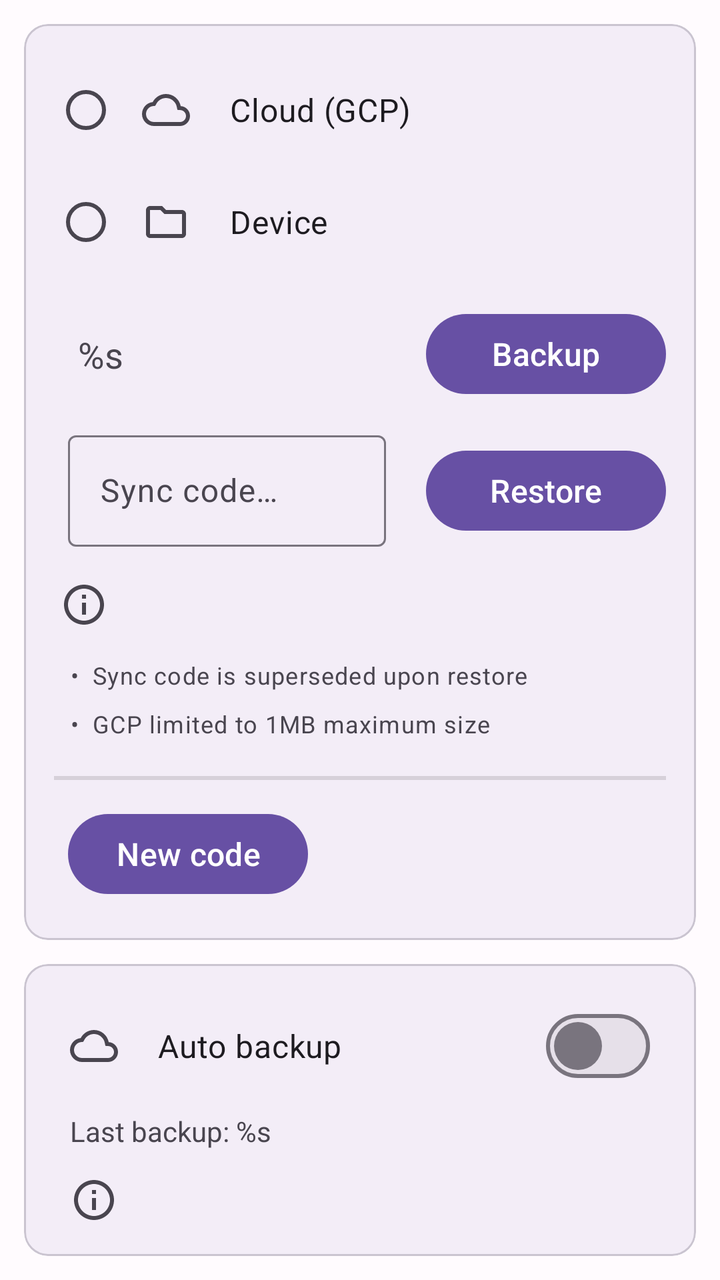
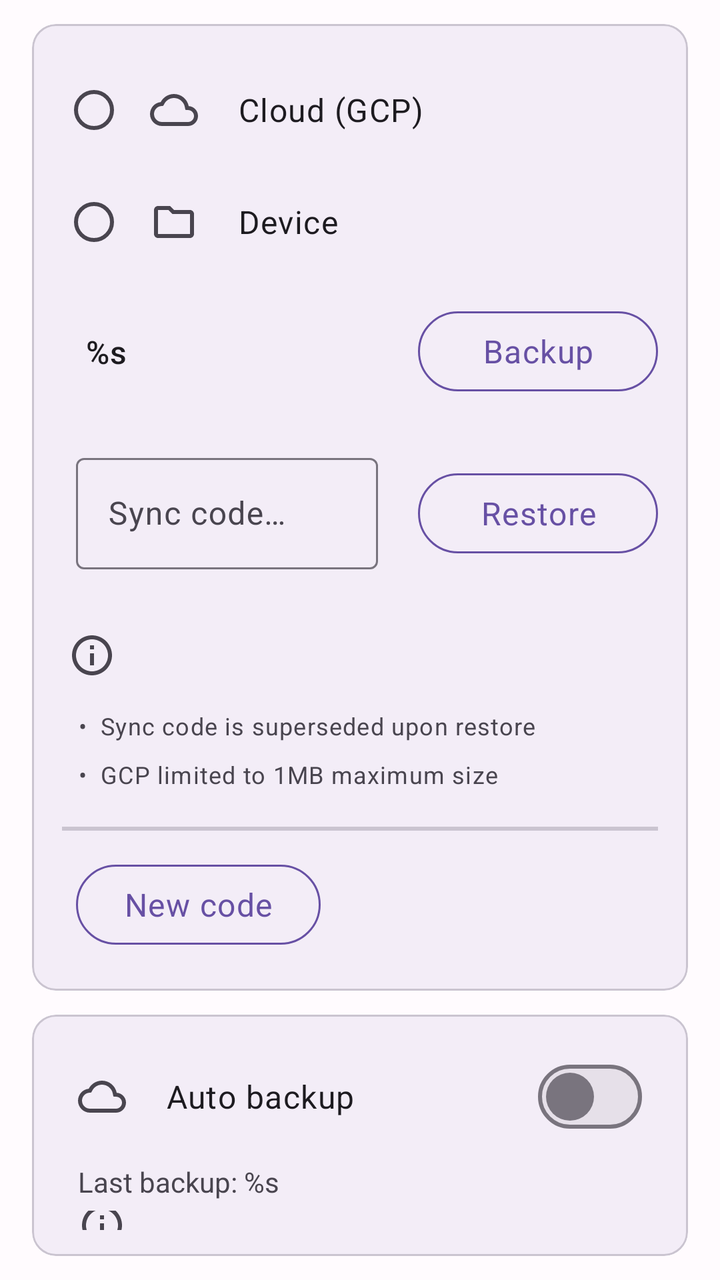

An Android layout rendered at two revisions. The XML below is the earlier revision; the diff shows what the commit changed to produce the second picture.
<!-- AndroidManifest.xml: application theme AppTheme -->
<!-- res/layout/fragment_sync.xml -->
<?xml version="1.0" encoding="utf-8"?>
<LinearLayout xmlns:android="http://schemas.android.com/apk/res/android"
    xmlns:app="http://schemas.android.com/apk/res-auto"
    android:layout_width="match_parent"
    android:layout_height="match_parent"
    android:layout_weight="1"
    android:descendantFocusability="beforeDescendants"
    android:focusableInTouchMode="true"
    android:orientation="vertical"
    android:padding="0dp"
    android:theme="@style/AppTheme">

    <com.google.android.material.card.MaterialCardView
        android:id="@+id/cardViewSync"
        android:layout_width="match_parent"
        android:layout_height="wrap_content"
        android:layout_marginHorizontal="12dp"
        android:layout_marginTop="12dp"
        app:cardBackgroundColor="?attr/colorSurfaceContainer"
        app:cardCornerRadius="12dp"
        app:cardElevation="0dp"
        app:cardPreventCornerOverlap="true"
        app:cardUseCompatPadding="false"
        app:contentPadding="3dp">

        <LinearLayout
            android:layout_width="match_parent"
            android:layout_height="wrap_content"
            android:orientation="vertical"
            android:padding="12dp">


            <RadioGroup
                android:id="@+id/radioGroupArchive"
                android:layout_width="match_parent"
                android:layout_height="wrap_content">

                <RadioButton
                    android:id="@+id/radioButtonSyncGoogleCloud"
                    android:layout_width="wrap_content"
                    android:layout_height="wrap_content"
                    android:drawableStart="@drawable/ic_sync_cloud_24"
                    android:drawablePadding="20dp"
                    android:paddingVertical="16dp"
                    android:paddingStart="12dp"
                    android:paddingEnd="0dp"
                    android:text="@string/fragment_archive_select_cloud"
                    android:textSize="16sp" />

                <RadioButton
                    android:id="@+id/radioButtonSyncDevice"
                    android:layout_width="wrap_content"
                    android:layout_height="wrap_content"
                    android:drawableStart="@drawable/ic_sync_folder_24"
                    android:drawablePadding="20dp"
                    android:paddingVertical="16dp"
                    android:paddingStart="12dp"
                    android:paddingEnd="0dp"
                    android:text="@string/fragment_archive_select_filesystem"
                    android:textSize="16sp" />

            </RadioGroup>

            <LinearLayout
                android:layout_width="match_parent"
                android:layout_height="match_parent"
                android:gravity="center_vertical"
                android:paddingStart="7dp"
                android:paddingTop="10dp"
                android:paddingEnd="0dp"
                android:paddingBottom="5dp">

                <TextView
                    android:id="@+id/textViewLocalCodeValue"
                    android:layout_width="wrap_content"
                    android:layout_height="wrap_content"
                    android:layout_weight="1"
                    android:minHeight="48dp"
                    android:paddingVertical="16dp"
                    android:paddingStart="5dp"
                    android:paddingEnd="48dp"
                    android:text="@string/fragment_archive_backup_local_code_value"
                    android:textIsSelectable="true"
                    android:textSize="18sp" />

                <Button
                    android:id="@+id/buttonBackup"
                    android:layout_width="120dp"
                    android:layout_height="48dp"
                    android:text="@string/fragment_archive_backup"
                    android:textColor="@android:color/white"
                    android:textSize="16sp"
                    app:strokeColor="?attr/colorPrimary" />
            </LinearLayout>


            <LinearLayout
                android:layout_width="match_parent"
                android:layout_height="match_parent"
                android:gravity="center_vertical"
                android:paddingVertical="2dp"
                android:paddingStart="7dp"
                android:paddingEnd="0dp">

                <com.google.android.material.textfield.TextInputLayout
                    android:id="@+id/editTextRemoteCodeValueLayout"
                    style="@style/Widget.Material3.TextInputLayout.OutlinedBox"
                    android:layout_width="match_parent"
                    android:layout_height="wrap_content"
                    android:layout_weight="1"
                    android:hint="@string/fragment_archive_backup_local_code"
                    android:paddingStart="0dp"
                    android:paddingEnd="20dp"
                    app:endIconMode="clear_text">

                    <com.google.android.material.textfield.TextInputEditText
                        android:id="@+id/editTextRemoteCodeValue"
                        android:layout_width="match_parent"
                        android:layout_height="wrap_content"
                        android:layout_weight="1"
                        android:inputType="textNoSuggestions"
                        android:maxLength="10"
                        android:textSize="16sp" />

                </com.google.android.material.textfield.TextInputLayout>

                <LinearLayout
                    android:layout_width="wrap_content"
                    android:layout_height="match_parent"
                    android:gravity="center_vertical"
                    android:paddingTop="5dp"
                    android:paddingBottom="0dp">

                    <Button
                        android:id="@+id/buttonRestore"
                        android:layout_width="120dp"
                        android:layout_height="48dp"
                        android:text="@string/fragment_archive_restore"
                        android:textColor="@android:color/white"
                        android:textSize="16sp"
                        app:strokeColor="?attr/colorPrimary" />

                </LinearLayout>

            </LinearLayout>

            <TextView
                android:layout_width="match_parent"
                android:layout_height="wrap_content"
                android:paddingStart="3dp"
                android:paddingTop="15dp"
                android:paddingEnd="0dp"
                android:paddingBottom="10dp"
                android:text="@string/fragment_archive_superseded_info"
                app:drawableStartCompat="@drawable/ic_info_24" />

            <TextView
                android:layout_width="match_parent"
                android:layout_height="wrap_content"
                android:paddingStart="8dp"
                android:paddingTop="5dp"
                android:paddingEnd="0dp"
                android:paddingBottom="3dp"
                android:text="@string/fragment_archive_superseded_1"
                android:textAppearance="?attr/textAppearanceBodySmall" />

            <TextView
                android:layout_width="match_parent"
                android:layout_height="wrap_content"
                android:paddingStart="8dp"
                android:paddingTop="5dp"
                android:paddingEnd="0dp"
                android:paddingBottom="5dp"
                android:text="@string/fragment_archive_select_cloud_info"
                android:textAppearance="?attr/textAppearanceBodySmall" />

            <LinearLayout
                android:layout_width="match_parent"
                android:layout_height="match_parent"
                android:orientation="horizontal"
                android:paddingTop="13dp"
                android:paddingBottom="13dp">

                <View
                    android:layout_width="match_parent"
                    android:layout_height="2dp"
                    android:background="?android:attr/listDivider" />

            </LinearLayout>

            <LinearLayout
                android:layout_width="match_parent"
                android:layout_height="match_parent"
                android:gravity="center_vertical"
                android:paddingStart="7dp"
                android:paddingEnd="0dp"
                android:paddingBottom="4dp">

                <Button
                    android:id="@+id/buttonNewCode"
                    android:layout_width="wrap_content"
                    android:layout_height="48dp"
                    android:gravity="center"
                    android:text="@string/fragment_archive_create_new_sync_code"
                    android:textColor="@android:color/white"
                    android:textSize="16sp"
                    app:strokeColor="?attr/colorPrimary" />
            </LinearLayout>

        </LinearLayout>

    </com.google.android.material.card.MaterialCardView>

    <com.google.android.material.card.MaterialCardView
        android:id="@+id/cardViewSyncOnFavourite"
        android:layout_width="match_parent"
        android:layout_height="wrap_content"
        android:layout_marginHorizontal="12dp"
        android:layout_marginTop="12dp"
        android:layout_marginBottom="12dp"
        app:cardBackgroundColor="?attr/colorSurfaceContainer"
        app:cardCornerRadius="12dp"
        app:cardElevation="0dp"
        app:cardPreventCornerOverlap="true"
        app:cardUseCompatPadding="false"
        app:contentPadding="3dp">

        <LinearLayout
            android:layout_width="match_parent"
            android:layout_height="wrap_content"
            android:orientation="vertical"
            android:paddingStart="20dp"
            android:paddingTop="10dp"
            android:paddingEnd="20dp"
            android:paddingBottom="10dp">

            <com.google.android.material.materialswitch.MaterialSwitch
                android:id="@+id/switchAutoCloudBackup"
                android:layout_width="match_parent"
                android:layout_height="wrap_content"
                android:drawableStart="@drawable/ic_sync_cloud_24"
                android:drawablePadding="20dp"
                android:paddingVertical="16dp"
                android:text="@string/fragment_archive_sync_to_cloud_on_favourite"
                android:textSize="16sp" />

            <TextView
                android:id="@+id/textViewLastSuccessfulBackupTimestamp"
                android:layout_width="match_parent"
                android:layout_height="wrap_content"
                android:paddingStart="0dp"
                android:paddingTop="5dp"
                android:paddingEnd="0dp"
                android:paddingBottom="5dp"
                android:text="@string/fragment_archive_sync_to_cloud_on_favourite_most_recent" />

            <TextView
                android:layout_width="match_parent"
                android:layout_height="wrap_content"
                android:paddingStart="0dp"
                android:paddingTop="15dp"
                android:paddingEnd="0dp"
                android:paddingBottom="10dp"
                android:text="@string/fragment_archive_superseded_info"
                app:drawableStartCompat="@drawable/ic_info_24" />

            <TextView
                android:id="@+id/textViewPermissionWarning"
                android:layout_width="match_parent"
                android:layout_height="wrap_content"
                android:paddingStart="3dp"
                android:paddingTop="5dp"
                android:paddingEnd="0dp"
                android:paddingBottom="10dp"
                android:text="@string/fragment_archive_sync_to_cloud_on_favourite_info_0"
                android:textAppearance="?attr/textAppearanceBodySmall"
                android:visibility="gone" />

        </LinearLayout>


    </com.google.android.material.card.MaterialCardView>


</LinearLayout>
<!-- resources referenced by this layout -->
<resources>
  <string name="fragment_archive_backup">Backup</string>
  <string name="fragment_archive_backup_local_code">Sync code…</string>
  <string name="fragment_archive_backup_local_code_value">%s</string>
  <string name="fragment_archive_create_new_sync_code">New code</string>
  <string name="fragment_archive_restore">Restore</string>
  <string name="fragment_archive_select_cloud">Cloud (GCP)</string>
  <string name="fragment_archive_select_cloud_info">\u2022  GCP limited to 1MB maximum size</string>
  <string name="fragment_archive_select_filesystem">Device</string>
  <string name="fragment_archive_superseded_1">\u2022  Sync code is superseded upon restore</string>
  <string name="fragment_archive_superseded_info" />
  <string name="fragment_archive_sync_to_cloud_on_favourite">Auto backup</string>
  <string name="fragment_archive_sync_to_cloud_on_favourite_info_0">\u2022  Toggle a favourite to invoke</string>
  <string name="fragment_archive_sync_to_cloud_on_favourite_most_recent">Last backup: %s</string>
  <color name="material3_primary">#6750A4</color>
  <color name="material3_on_primary">#FFFFFF</color>
  <color name="material3_primary_container">#EADDFF</color>
  <color name="material3_on_primary_container">#21005D</color>
  <color name="material3_secondary">#625B71</color>
  <color name="material3_on_secondary">#FFFFFF</color>
  <color name="material3_secondary_container">#E8DEF8</color>
  <color name="material3_on_secondary_container">#1D192B</color>
  <color name="material3_tertiary">#7D5260</color>
  <color name="material3_on_tertiary">#FFFFFF</color>
  <color name="material3_tertiary_container">#FFD8E4</color>
  <color name="material3_on_tertiary_container">#31111D</color>
  <color name="material3_error">#B3261E</color>
  <color name="material3_on_error">#FFFFFF</color>
  <color name="material3_error_container">#F9DEDC</color>
  <color name="material3_on_error_container">#410E0B</color>
  <color name="material3_background">#FFFBFE</color>
  <color name="material3_on_background">#1C1B1F</color>
  <color name="material3_surface">#FFFBFE</color>
  <color name="material3_on_surface">#1C1B1F</color>
  <color name="material3_surface_variant">#E7E0EB</color>
  <color name="material3_on_surface_variant">#49454F</color>
  <color name="material3_surface_container_lowest">#FFFFFF</color>
  <color name="material3_surface_container_low">#F7F2FA</color>
  <color name="material3_surface_container">#F3EDF7</color>
  <color name="material3_surface_container_high">#ECE6F0</color>
  <color name="material3_surface_container_highest">#E6E0E9</color>
  <color name="material3_outline">#79747E</color>
  <color name="material3_primary_variant">#3700B3</color>
  <style name="Widget.App.MaterialSwitch" parent="@style/Widget.Material3.CompoundButton.MaterialSwitch">
          <item name="thumbIcon">@drawable/switch_thumb_icon</item>
      </style>
  <!-- drawable switch_thumb_icon (drawable) -->
  <?xml version="1.0" encoding="utf-8"?>
  <selector xmlns:android="http://schemas.android.com/apk/res/android">
      <item android:drawable="@drawable/ic_check_24" android:state_checked="true" />
      <item android:drawable="@android:color/transparent" android:state_checked="false" />
  </selector>
  <!-- drawable ic_check_24 (drawable) -->
  <vector xmlns:android="http://schemas.android.com/apk/res/android"
      android:width="24dp"
      android:height="24dp"
      android:viewportWidth="24"
      android:viewportHeight="24">
      <path
          android:fillColor="@android:color/white"
          android:pathData="M9,16.17L4.83,12l-1.42,1.41L9,19 21,7l-1.41,-1.41z" />
  </vector>
  <!-- unchanged entries left out for length: 4 -->
</resources>

<!-- the commit's change to res/layout/fragment_sync.xml (unified diff, before → after) -->
@@ -14,7 +14,7 @@
         android:id="@+id/cardViewSync"
         android:layout_width="match_parent"
         android:layout_height="wrap_content"
-        android:layout_marginHorizontal="12dp"
+        android:layout_marginHorizontal="16dp"
         android:layout_marginTop="12dp"
         app:cardBackgroundColor="?attr/colorSurfaceContainer"
         app:cardCornerRadius="12dp"
@@ -45,7 +45,7 @@
                     android:paddingStart="12dp"
                     android:paddingEnd="0dp"
                     android:text="@string/fragment_archive_select_cloud"
-                    android:textSize="16sp" />
+                    android:textAppearance="?attr/textAppearanceBodyLarge" />
 
                 <RadioButton
                     android:id="@+id/radioButtonSyncDevice"
@@ -57,7 +57,7 @@
                     android:paddingStart="12dp"
                     android:paddingEnd="0dp"
                     android:text="@string/fragment_archive_select_filesystem"
-                    android:textSize="16sp" />
+                    android:textAppearance="?attr/textAppearanceBodyLarge" />
 
             </RadioGroup>
 
@@ -81,15 +81,15 @@
                     android:paddingEnd="48dp"
                     android:text="@string/fragment_archive_backup_local_code_value"
                     android:textIsSelectable="true"
-                    android:textSize="18sp" />
-
-                <Button
+                    android:textAppearance="?attr/textAppearanceTitleMedium" />
+
+                <com.google.android.material.button.MaterialButton
                     android:id="@+id/buttonBackup"
+                    style="@style/Widget.Material3.Button.OutlinedButton"
                     android:layout_width="120dp"
                     android:layout_height="48dp"
                     android:text="@string/fragment_archive_backup"
-                    android:textColor="@android:color/white"
-                    android:textSize="16sp"
+                    android:textAppearance="?attr/textAppearanceBodyLarge"
                     app:strokeColor="?attr/colorPrimary" />
             </LinearLayout>
 
@@ -98,7 +98,7 @@
                 android:layout_width="match_parent"
                 android:layout_height="match_parent"
                 android:gravity="center_vertical"
-                android:paddingVertical="2dp"
+                android:paddingVertical="16dp"
                 android:paddingStart="7dp"
                 android:paddingEnd="0dp">
 
@@ -120,7 +120,7 @@
                         android:layout_weight="1"
                         android:inputType="textNoSuggestions"
                         android:maxLength="10"
-                        android:textSize="16sp" />
+                        android:textAppearance="?attr/textAppearanceBodyLarge" />
 
                 </com.google.android.material.textfield.TextInputLayout>
 
@@ -131,13 +131,13 @@
                     android:paddingTop="5dp"
                     android:paddingBottom="0dp">
 
-                    <Button
+                    <com.google.android.material.button.MaterialButton
                         android:id="@+id/buttonRestore"
+                        style="@style/Widget.Material3.Button.OutlinedButton"
                         android:layout_width="120dp"
                         android:layout_height="48dp"
                         android:text="@string/fragment_archive_restore"
-                        android:textColor="@android:color/white"
-                        android:textSize="16sp"
+                        android:textAppearance="?attr/textAppearanceBodyLarge"
                         app:strokeColor="?attr/colorPrimary" />
 
                 </LinearLayout>
@@ -184,7 +184,7 @@
                 <View
                     android:layout_width="match_parent"
                     android:layout_height="2dp"
-                    android:background="?android:attr/listDivider" />
+                    android:background="?attr/colorOutlineVariant" />
 
             </LinearLayout>
 
@@ -196,14 +196,14 @@
                 android:paddingEnd="0dp"
                 android:paddingBottom="4dp">
 
-                <Button
+                <com.google.android.material.button.MaterialButton
                     android:id="@+id/buttonNewCode"
+                    style="@style/Widget.Material3.Button.OutlinedButton"
                     android:layout_width="wrap_content"
                     android:layout_height="48dp"
                     android:gravity="center"
                     android:text="@string/fragment_archive_create_new_sync_code"
-                    android:textColor="@android:color/white"
-                    android:textSize="16sp"
+                    android:textAppearance="?attr/textAppearanceBodyLarge"
                     app:strokeColor="?attr/colorPrimary" />
             </LinearLayout>
 
@@ -215,7 +215,7 @@
         android:id="@+id/cardViewSyncOnFavourite"
         android:layout_width="match_parent"
         android:layout_height="wrap_content"
-        android:layout_marginHorizontal="12dp"
+        android:layout_marginHorizontal="16dp"
         android:layout_marginTop="12dp"
         android:layout_marginBottom="12dp"
         app:cardBackgroundColor="?attr/colorSurfaceContainer"
@@ -242,7 +242,7 @@
                 android:drawablePadding="20dp"
                 android:paddingVertical="16dp"
                 android:text="@string/fragment_archive_sync_to_cloud_on_favourite"
-                android:textSize="16sp" />
+                android:textAppearance="?attr/textAppearanceBodyLarge" />
 
             <TextView
                 android:id="@+id/textViewLastSuccessfulBackupTimestamp"
